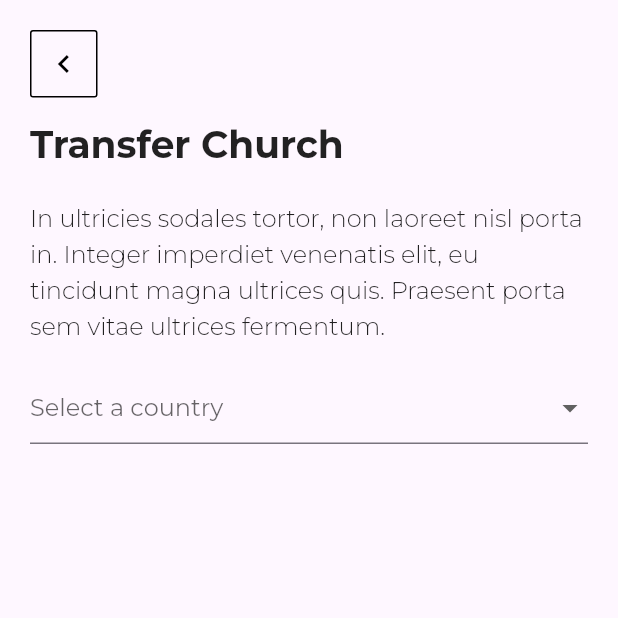
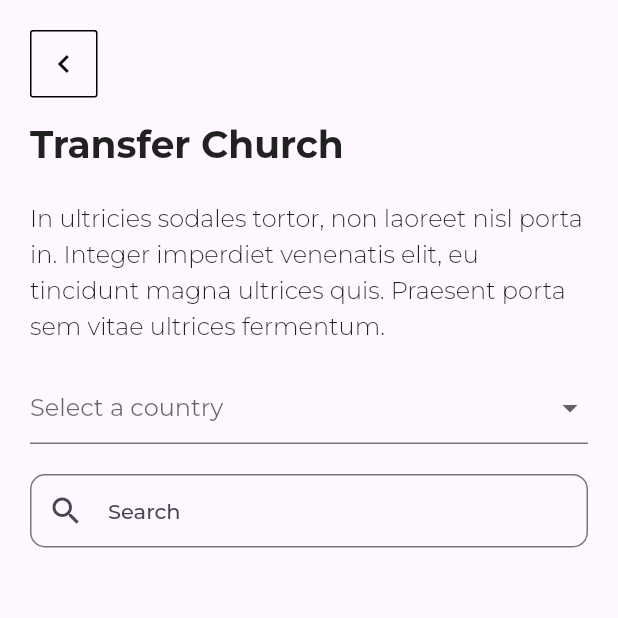
Before and after one commit to talhaK799/chuch-app, a Flutter app: the MemberTransferPage screen opened by its route, on a phone screen of 412 x 824 dp, the top half of it. Run offline on Flutter 3.47's test engine with Material 2 defaults, Android fonts, the phone set to English and light mode, and no system bars; our stand-ins replace cloud_firestore, cloud_functions, device_info_plus, dropdown_search, firebase_auth, firebase_core and 15 more; missing offline and left inert: flutter_quill, google_place, hasura_connect, qr_code_scanner; accounts and stored records are empty; network calls fail; statements that could not run were skipped.

```diff
--- a/lib/models/church.dart
+++ b/lib/models/church.dart
@@ -5,21 +5,30 @@ List<ChurchModel> churchFromJson(String str) => List<ChurchModel>.from(
 
 class ChurchModel {
   String id;
+
   String name;
   String address;
-  double rating;
-  int totalUserRatings;
-  String type;
-  String imageRef;
+  double? rating;
+  int? totalUserRatings;
+  String? type;
+  String? imageRef;
+  String? country;
+  DateTime? createdAt;
+  String? description;
+  int? churchId;
 
   ChurchModel({
     required this.id,
     required this.name,
     required this.address,
-    required this.rating,
-    required this.totalUserRatings,
-    required this.type,
-    required this.imageRef,
+    this.rating,
+    this.totalUserRatings,
+    this.type,
+    this.imageRef,
+    this.country,
+    this.createdAt,
+    this.description,
+    this.churchId,
   });
 
   factory ChurchModel.fromJson(Map<String, dynamic> json) => ChurchModel(
@@ -30,6 +39,20 @@ class ChurchModel {
         totalUserRatings: json["totalUserRatings"],
         type: json["type"],
         imageRef: json["imageRef"],
+        country: json["country"],
+        // createdAt: DateTime.parse(json['created_at']),
+        description: json["description"],
+      );
+
+  factory ChurchModel.fromSearchChurchJson(Map<String, dynamic> json) =>
+      ChurchModel(
+        churchId: json["id"],
+        name: json["name"],
+        address: json["address"],
+        country: json["country"],
+        // createdAt: DateTime.parse(json['created_at']),
+        description: json["description"],
+        id: "",
       );
 
   Map<String, dynamic> toJson() => {
--- a/lib/models/facility.dart
+++ /dev/null
@@ -1,39 +0,0 @@
-import 'dart:convert';
-
-class Facility {
-  final String id;
-  final String address;
-  final String country;
-  final DateTime createdAt;
-  final String description;
-
-  Facility({
-    required this.id,
-    required this.address,
-    required this.country,
-    required this.createdAt,
-    required this.description,
-  });
-
-  Map<String, dynamic> toMap() {
-    return {
-      'id': id,
-      'address': address,
-      'country': country,
-      'created_at': createdAt.toIso8601String(),
-      'description': description,
-    };
-  }
-
-  static Facility fromJson(Map<String, dynamic> json) {
-    return Facility(
-      id: json['id'],
-      address: json['address'],
-      country: json['country'],
-      createdAt: DateTime.parse(json['created_at']),
-      description: json['description'],
-    );
-  }
-
-  String toJson() => json.encode(toMap());
-}
--- a/lib/pages/search/favourites-church/build-churches-card.dart
+++ b/lib/pages/search/favourites-church/build-churches-card.dart
@@ -38,7 +38,7 @@ Widget buildChurchCard(ChurchModel church) {
                   TextStyle(color: Colors.amber, fontWeight: FontWeight.w700),
             ),
             RatingBar.builder(
-              initialRating: church.rating,
+              initialRating: church.rating ?? 0.0,
               minRating: 1,
               direction: Axis.horizontal,
               allowHalfRating: true,
--- a/lib/pages/tools/member-transfer/member-transfer-controller.dart
+++ b/lib/pages/tools/member-transfer/member-transfer-controller.dart
@@ -1,13 +1,14 @@
 import 'package:flutter/material.dart';
 import 'package:get/get.dart';
 import 'package:churchappenings/api/members.dart';
-import '../../../api/search_facilities.dart';
-import '../../../models/facility.dart';
+import '../../../api/search-church.dart';
+import '../../../models/church.dart';
 import '../../../services/hasura.dart';
 
 class MemberTransferController extends GetxController {
   final HasuraService hasura = HasuraService.to;
-  SearchFacilities serachFacilities = SearchFacilities();
+
+  SearchChurchAPI searchChurchApi = SearchChurchAPI();
   String? selectedCountry;
   List<String> countries = [
     'Andorra',
@@ -24,11 +25,16 @@ class MemberTransferController extends GetxController {
 
   MembersAPI api = MembersAPI();
   var churches = [];
-  List<Facility> facilities = [];
+  List<ChurchModel> churchList = [];
 
   getFacilities() async {
-    await serachFacilities.fetchFacilities(selectedCountry.toString());
+    var res =
+        await searchChurchApi.fetchChurchByCountry(selectedCountry.toString());
+    res.forEach((value) {
+      churchList.add(ChurchModel.fromSearchChurchJson(value));
+    });
 
+    print("Churches length => ${churchList.length}");
     update();
   }
 
--- a/lib/pages/tools/member-transfer/member-transfer-page.dart
+++ b/lib/pages/tools/member-transfer/member-transfer-page.dart
@@ -43,6 +43,7 @@ class MemberTransferPage extends StatelessWidget {
                     ),
                   ),
                   SizedBox(height: 20),
+
                   DropdownButtonFormField<String>(
                     hint: Text('Select a country'),
                     value: _.selectedCountry,
@@ -59,6 +60,19 @@ class MemberTransferPage extends StatelessWidget {
                         child: Text(country),
                       );
                     }).toList(),
+                  ),
+                  Padding(
+                    padding: const EdgeInsets.only(top: 20),
+                    child: TextField(
+                      decoration: InputDecoration(
+                        prefixIcon: Icon(Icons.search),
+                        hintText: 'Search',
+                        border: OutlineInputBorder(
+                          borderRadius: BorderRadius.circular(10.0),
+                        ),
+                      ),
+                      onChanged: (value) {},
+                    ),
                   ),
                   // Text("aa ${_.facilities.address}"),
                   // TextFormField(
```
Also changed, not shown: lib/api/search-church.dart (+48 -0 lines), lib/api/search_facilities.dart (deleted, +0 -52 lines).
